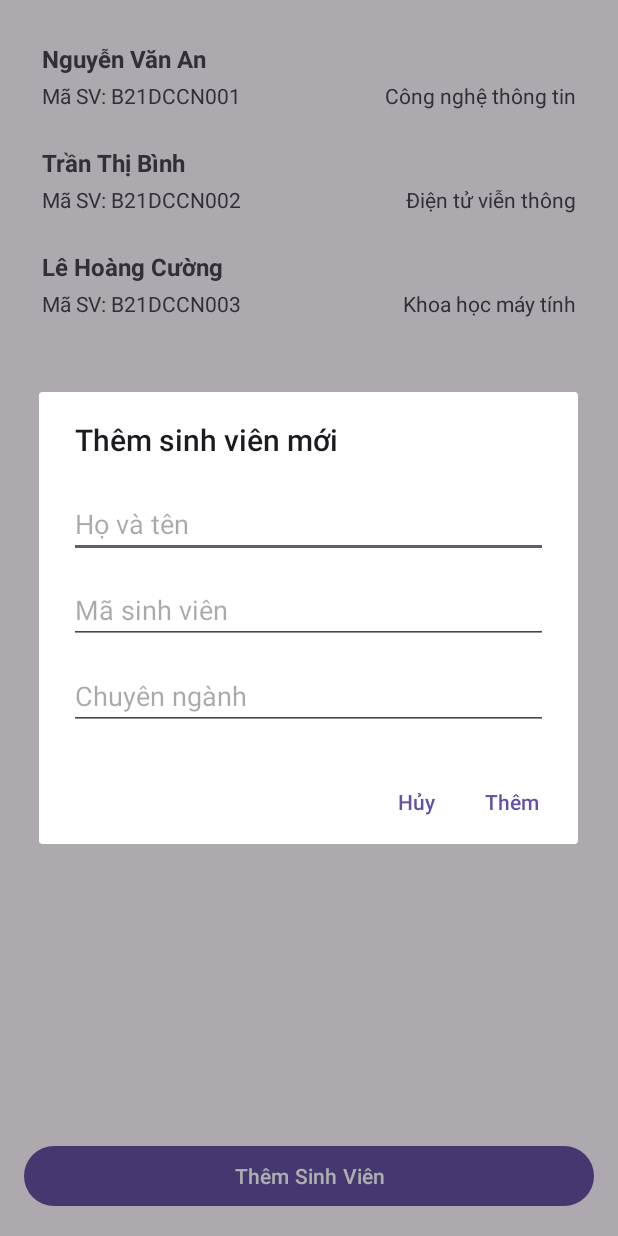
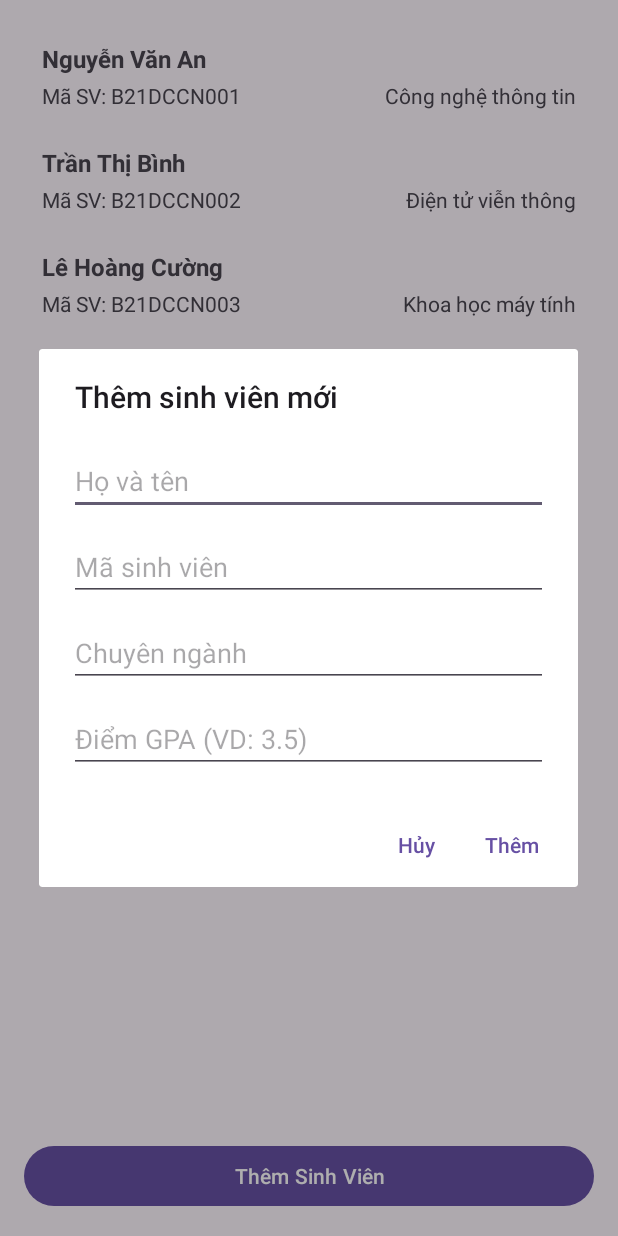
Before and after one commit to vhuy22082005/Student_app, an Android app: the screen it shows after launch (MainActivity), after a tap on "Thêm Sinh Viên", on a phone screen of 412 x 824 dp. Run offline under Robolectric (Android 15) with nearby library versions, the phone set to English and light mode, and no system bars.

Commit message:
sửa lại trang giao diện diện chính và giao diện nhập liệu

```diff
--- a/app/src/main/java/com/example/student_app/MainActivity.kt
+++ b/app/src/main/java/com/example/student_app/MainActivity.kt
@@ -61,8 +61,9 @@ class MainActivity : AppCompatActivity() {
                 val name = dialogBinding.etName.text.toString()
                 val code = dialogBinding.etCode.text.toString()
                 val major = dialogBinding.etMajor.text.toString()
+                val gpa = dialogBinding.etGpa.text.toString().toDoubleOrNull() ?: 3.5
                 if (name.isNotBlank() && code.isNotBlank()) {
-                    viewModel.addStudent(name, code, major, 3.5)
+                    viewModel.addStudent(name, code, major, gpa)
                 }
             }
             .setNegativeButton("Hủy", null)
--- a/app/src/main/res/layout/activity_main.xml
+++ b/app/src/main/res/layout/activity_main.xml
@@ -1,6 +1,7 @@
 <?xml version="1.0" encoding="utf-8"?>
 <androidx.constraintlayout.widget.ConstraintLayout xmlns:android="http://schemas.android.com/apk/res/android"
     xmlns:app="http://schemas.android.com/apk/res-auto"
+    xmlns:tools="http://schemas.android.com/tools"
     android:layout_width="match_parent"
     android:layout_height="match_parent"
     android:padding="16dp">
@@ -13,7 +14,9 @@
         app:layout_constraintBottom_toTopOf="@id/btnAddStudent"
         app:layout_constraintStart_toStartOf="parent"
         app:layout_constraintEnd_toEndOf="parent"
-        android:layout_marginBottom="16dp" />
+        android:layout_marginBottom="16dp"
+        app:layoutManager="androidx.recyclerview.widget.LinearLayoutManager"
+        tools:listitem="@layout/item_student" />
 
     <Button
         android:id="@+id/btnAddStudent"
--- a/app/src/main/res/layout/dialog_add_student.xml
+++ b/app/src/main/res/layout/dialog_add_student.xml
@@ -28,4 +28,12 @@
         android:inputType="text"
         android:layout_marginTop="12dp" />
 
+    <EditText
+        android:id="@+id/etGpa"
+        android:layout_width="match_parent"
+        android:layout_height="wrap_content"
+        android:hint="Điểm GPA (VD: 3.5)"
+        android:inputType="numberDecimal"
+        android:layout_marginTop="12dp" />
+
 </LinearLayout>
```
